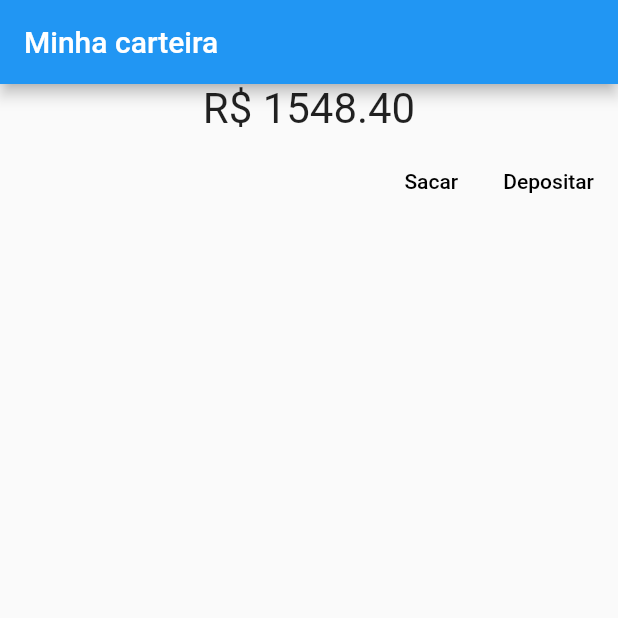
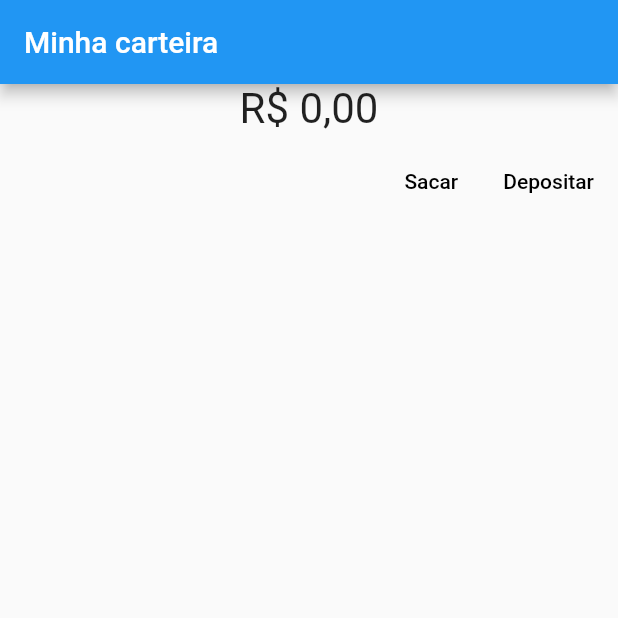
Before and after one commit to cfguimaraes/desafio-toro-fullstack, a Flutter app: the screen it shows after launch, on a phone screen of 412 x 824 dp, the top half of it. Run offline on Flutter 3.47's test engine with Material 2 defaults, Android fonts, the phone set to English and light mode, and no system bars.

Commit message:
Criação de state para carteira e consumo do valor do saldo em provider

```diff
--- a/lib/carteira.dart
+++ b/lib/carteira.dart
@@ -1,7 +1,10 @@
 import 'package:flutter/material.dart';
+import 'package:provider/provider.dart';
 import 'package:toro/custom/typography.dart';
 import 'package:toro/saque.dart';
+import 'package:toro/state/CarteiraModel.dart';
 
+import 'custom/valorMonetario.dart';
 import 'deposito.dart';
 
 class Carteira extends StatelessWidget {
@@ -16,11 +19,13 @@ class Carteira extends StatelessWidget {
       body: ListView(
         children: <Widget>[
           Center(
-            child: H1("R\$ 1548.40"),
+            child: Consumer<CarteiraModel>(
+              builder: (context, model, child) => H1(
+                formatarValorMonetario(model.saldo),
               ),
-          Align(
-              alignment: Alignment.bottomCenter,
-              child: ButtonBar(
+            ),
+          ),
+          ButtonBar(
             children: <Widget>[
               FlatButton(
                 onPressed: () {
@@ -35,7 +40,7 @@ class Carteira extends StatelessWidget {
                 child: Text("Depositar"),
               ),
             ],
-              ))
+          )
         ],
       ),
     );
--- /dev/null
+++ b/lib/custom/valorMonetario.dart
@@ -0,0 +1,7 @@
+import 'package:intl/intl.dart';
+
+String formatarValorMonetario(int valor) {
+    return NumberFormat.currency(
+            locale: "pt-BR", decimalDigits: 2, symbol: "R\$")
+        .format(valor);
+  }
--- a/lib/main.dart
+++ b/lib/main.dart
@@ -1,13 +1,18 @@
 import 'package:flutter/material.dart';
+import 'package:provider/provider.dart';
 import 'package:toro/cotacoes.dart';
 import 'package:toro/deposito.dart';
 import 'package:toro/saque.dart';
+import 'package:toro/state/CarteiraModel.dart';
 import 'package:toro/venda.dart';
 
 import 'carteira.dart';
 import 'compra.dart';
 
-main() => runApp(App());
+main() => runApp(ChangeNotifierProvider(
+      child: App(),
+      create: (context) => CarteiraModel(),
+    ));
 
 class App extends StatelessWidget {
   @override
--- /dev/null
+++ b/lib/state/CarteiraModel.dart
@@ -0,0 +1,17 @@
+import 'package:flutter/material.dart';
+
+class CarteiraModel extends ChangeNotifier {
+  int _saldo = 0;
+
+  int get saldo => _saldo;
+
+  void depositar(int centavos) {
+    this._saldo += centavos;
+    notifyListeners();
+  }
+
+  void sacar(int centavos) {
+    this._saldo -= centavos;
+    notifyListeners();
+  }
+}
--- a/pubspec.yaml
+++ b/pubspec.yaml
@@ -21,6 +21,7 @@ dependencies:
     sdk: flutter
   provider: ^4.0.3
   web_socket_channel: ^1.1.0
+  intl: ^0.16.1
 
   # The following adds the Cupertino Icons font to your application.
   # Use with the CupertinoIcons class for iOS style icons.
```
Also changed, not shown: pubspec.lock. Lines whose indentation alone changed are shown as unchanged.
